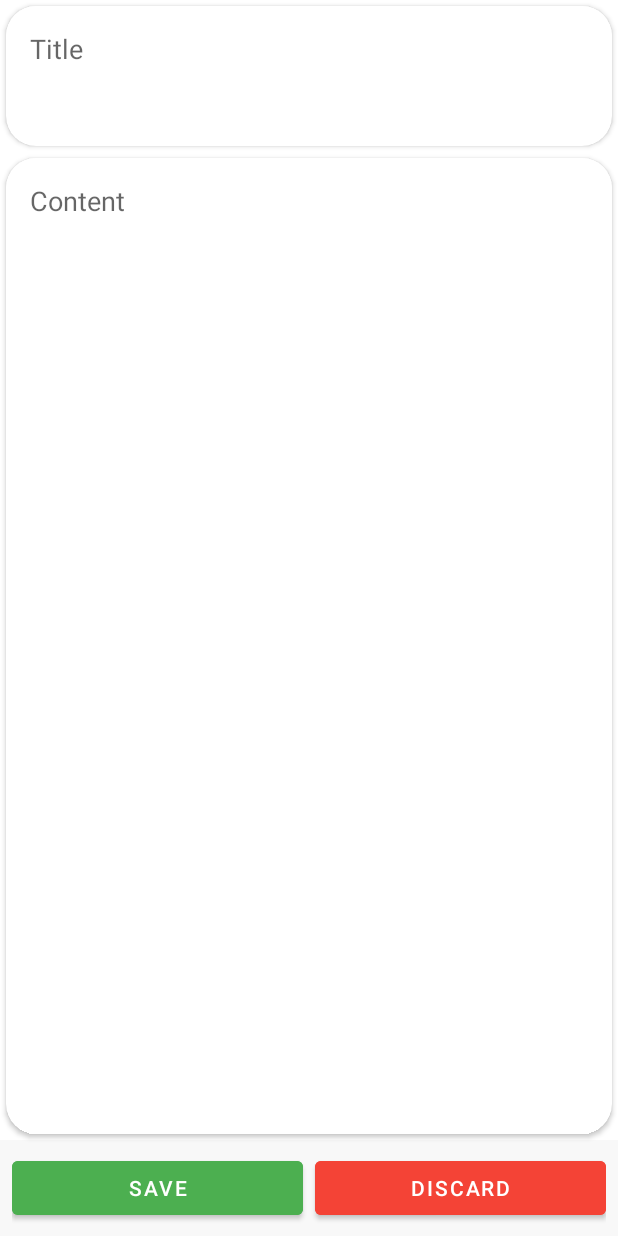
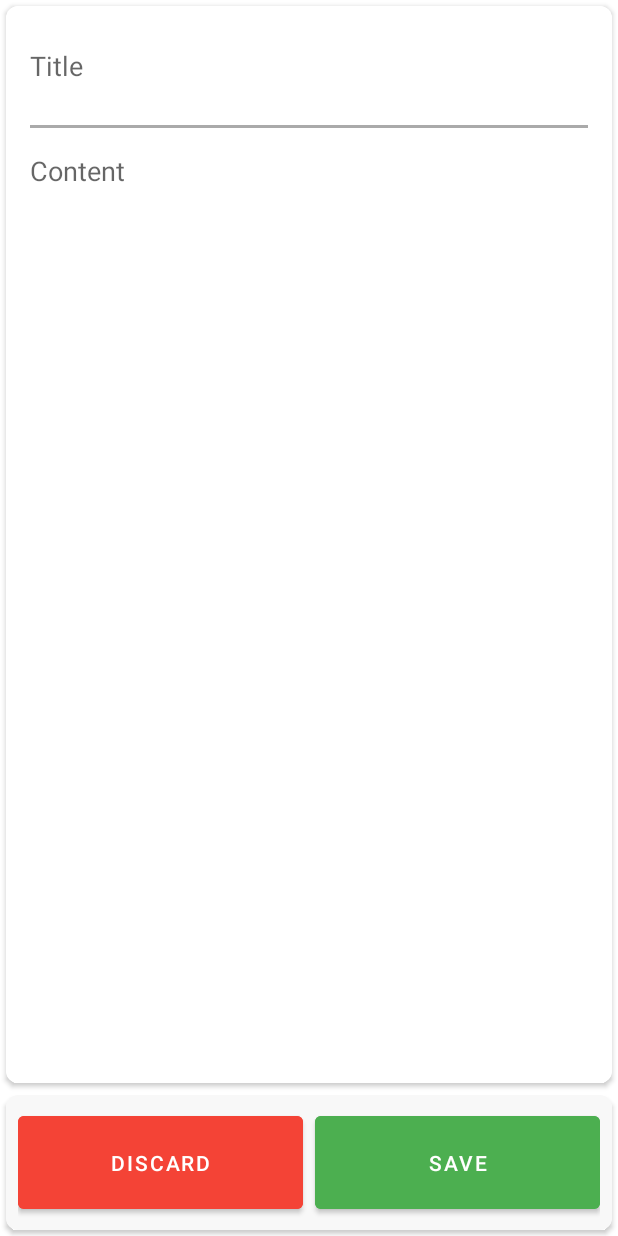
Before and after one commit to luu-9798/Notes, an Android app: the NoteDetailFragment screen opened through its navigation route, on a phone screen of 412 x 824 dp. Run offline under Robolectric (Android 15) with nearby library versions, the phone set to English and light mode, and no system bars; our stand-ins replace data binding.

Commit message:
Edit Note Details Fragment

```diff
--- a/app/src/main/res/layout/fragment_note_detail.xml
+++ b/app/src/main/res/layout/fragment_note_detail.xml
@@ -6,27 +6,29 @@
             name="viewModel"
             type="com.alpharettasolutions.notes.viewmodel.MainViewModel" />
     </data>
+    <LinearLayout
+        android:layout_width="match_parent"
+        android:layout_height="match_parent"
+        android:orientation="vertical">
+
+        <androidx.cardview.widget.CardView
+            android:id="@+id/card_view_content_edit"
+            android:layout_width="match_parent"
+            android:layout_height="0dp"
+            android:layout_weight="8"
+            android:padding="8dp"
+            android:layout_margin="4dp"
+            app:cardCornerRadius="8dp">
+
             <androidx.constraintlayout.widget.ConstraintLayout
                 android:layout_width="match_parent"
                 android:layout_height="match_parent">
 
-        <androidx.cardview.widget.CardView
-            android:id="@+id/card_view_title_edit"
-            android:layout_width="match_parent"
-            android:layout_height="0dp"
-            android:padding="8dp"
-            app:layout_constraintVertical_weight="1"
-            android:layout_margin="4dp"
-            app:cardCornerRadius="20dp"
-            app:layout_constraintTop_toTopOf="parent"
-            app:layout_constraintStart_toStartOf="parent"
-            app:layout_constraintEnd_toEndOf="parent"
-            app:layout_constraintBottom_toTopOf="@id/card_view_content_edit">
-
                 <EditText
                     android:id="@+id/edit_text_title"
                     android:layout_width="match_parent"
-                android:layout_height="wrap_content"
+                    android:layout_height="0dp"
+                    app:layout_constraintVertical_weight="1"
                     android:inputType="textMultiLine"
                     android:background="#FFFFFF"
                     android:textColor="#333333"
@@ -34,49 +36,74 @@
                     android:padding="16dp"
                     android:maxLines="2"
                     android:hint="Title"
-                android:text="@={viewModel.currentTitle}"/>
-
-        </androidx.cardview.widget.CardView>
-
-        <androidx.cardview.widget.CardView
-            android:id="@+id/card_view_content_edit"
-            android:layout_width="match_parent"
-            android:layout_height="0dp"
-            android:padding="8dp"
-            android:layout_margin="4dp"
-            app:layout_constraintVertical_weight="7"
-            app:cardCornerRadius="20dp"
-            app:layout_constraintTop_toBottomOf="@id/card_view_title_edit"
+                    android:text="@={viewModel.currentTitle}"
+                    app:layout_constraintTop_toTopOf="parent"
                     app:layout_constraintStart_toStartOf="parent"
                     app:layout_constraintEnd_toEndOf="parent"
-            app:layout_constraintBottom_toTopOf="@id/button_layout">
+                    app:layout_constraintBottom_toTopOf="@id/divider_edit_text"/>
+
+                <View
+                    android:id="@+id/divider_edit_text"
+                    android:layout_width="match_parent"
+                    android:layout_height="2dp"
+                    android:background="@android:color/darker_gray"
+                    android:layout_marginStart="16dp"
+                    android:layout_marginEnd="16dp"
+                    app:layout_constraintTop_toBottomOf="@id/edit_text_title"
+                    app:layout_constraintStart_toStartOf="parent"
+                    app:layout_constraintEnd_toEndOf="parent"
+                    app:layout_constraintBottom_toTopOf="@id/edit_text_content"/>
 
                 <EditText
                     android:id="@+id/edit_text_content"
                     android:layout_width="match_parent"
-                android:layout_height="wrap_content"
+                    android:layout_height="0dp"
+                    app:layout_constraintVertical_weight="8"
                     android:inputType="textMultiLine"
                     android:background="#FFFFFF"
                     android:textColor="#333333"
                     android:textSize="18sp"
                     android:padding="16dp"
                     android:hint="Content"
-                android:text="@={viewModel.currentContent}"/>
+                    android:gravity="top"
+                    android:text="@={viewModel.currentContent}"
+                    app:layout_constraintTop_toBottomOf="@id/divider_edit_text"
+                    app:layout_constraintStart_toStartOf="parent"
+                    app:layout_constraintEnd_toEndOf="parent"
+                    app:layout_constraintBottom_toBottomOf="parent"/>
+
+            </androidx.constraintlayout.widget.ConstraintLayout>
 
         </androidx.cardview.widget.CardView>
+
+        <androidx.cardview.widget.CardView
+            android:id="@+id/card_view_buttons"
+            android:layout_width="match_parent"
+            android:layout_height="0dp"
+            android:layout_weight="1"
+            android:padding="8dp"
+            android:layout_margin="4dp"
+            app:cardCornerRadius="8dp">
 
             <LinearLayout
                 android:id="@+id/button_layout"
                 android:layout_width="match_parent"
-            android:layout_height="0dp"
-            app:layout_constraintVertical_weight="1"
+                android:layout_height="match_parent"
                 android:orientation="horizontal"
                 android:gravity="center"
                 android:background="#F8F8F8"
-            android:padding="8dp"
-            app:layout_constraintBottom_toBottomOf="parent"
-            app:layout_constraintEnd_toEndOf="parent"
-            app:layout_constraintStart_toStartOf="parent">
+                android:padding="8dp">
+
+                <Button
+                    android:id="@+id/button_discard"
+                    android:layout_width="0dp"
+                    android:layout_weight="1"
+                    android:layout_height="match_parent"
+                    android:text="Discard"
+                    android:layout_marginEnd="4dp"
+                    android:textColor="#FFFFFF"
+                    android:backgroundTint="#F44336"
+                    android:onClick="@{() -> viewModel.clickDiscardChangesButton()}"/>
 
                 <Button
                     android:id="@+id/button_save"
@@ -84,22 +111,14 @@
                     android:layout_weight="1"
                     android:layout_height="match_parent"
                     android:text="Save"
-                android:layout_marginEnd="4dp"
+                    android:layout_marginStart="4dp"
                     android:textColor="#FFFFFF"
                     android:backgroundTint="#4CAF50"
                     android:onClick="@{() -> viewModel.clickSaveChangesButton()}"/>
 
-            <Button
-                android:id="@+id/button_discard"
-                android:layout_width="0dp"
-                android:layout_weight="1"
-                android:layout_height="match_parent"
-                android:text="Discard"
-                android:layout_marginStart="4dp"
-                android:textColor="#FFFFFF"
-                android:backgroundTint="#F44336"
-                android:onClick="@{() -> viewModel.clickDiscardChangesButton()}"/>
             </LinearLayout>
 
-    </androidx.constraintlayout.widget.ConstraintLayout>
+        </androidx.cardview.widget.CardView>
+
+    </LinearLayout>
 </layout>
```
Lines whose indentation alone changed are shown as unchanged.
